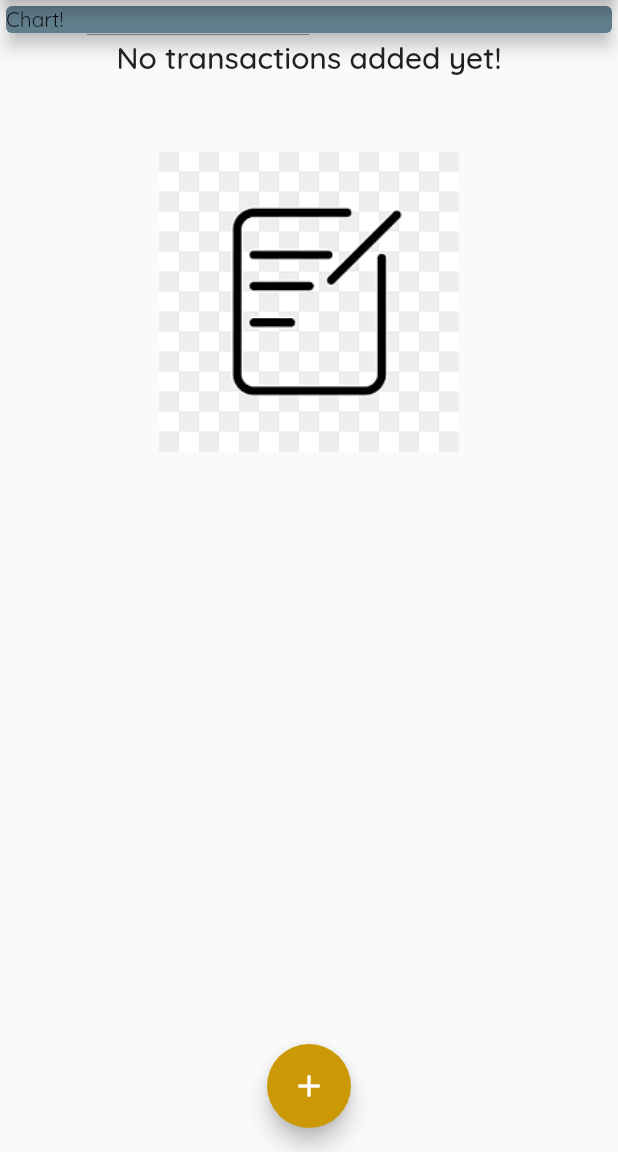
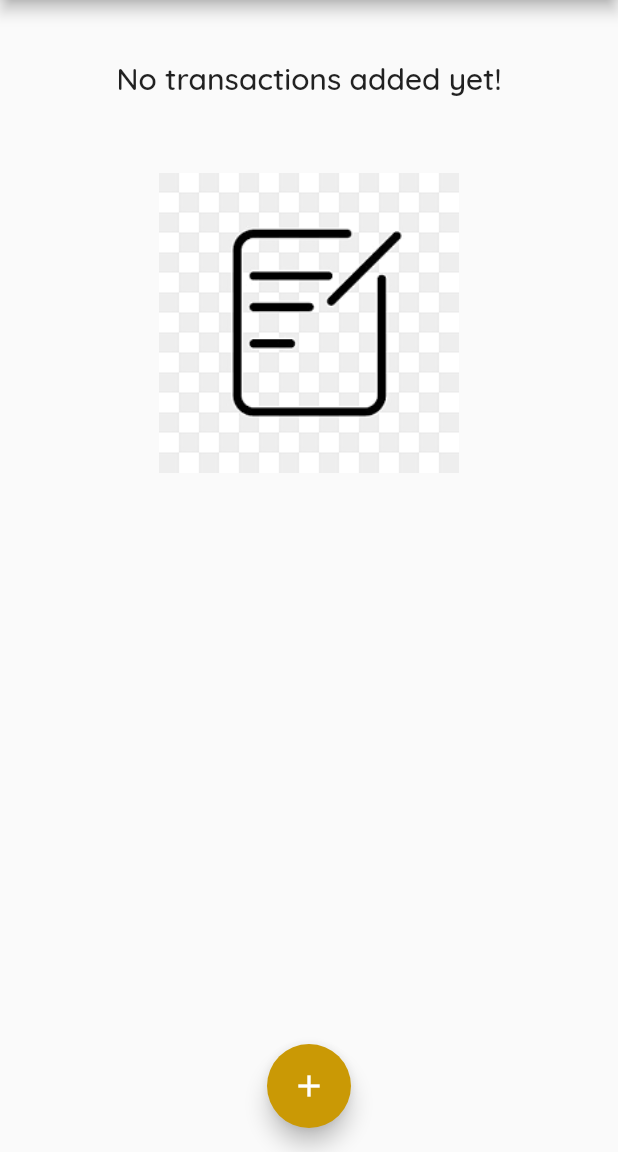
Before and after one commit to j-dolenc/Flutter, a Flutter app: the screen it shows after launch, on a phone screen of 412 x 824 dp, the part 84-1236 px from its top. Run offline on Flutter 3.47's test engine with Material 2 defaults, Android fonts, the phone set to English and light mode, and no system bars; missing offline and left inert: dart:ffi.

Commit message:
chart values

```diff
--- a/expense_planner/lib/main.dart
+++ b/expense_planner/lib/main.dart
@@ -1,8 +1,9 @@
 import 'package:flutter/material.dart';
+import './models/transaction.dart';
 
 import './widgets/new_transaction.dart';
-import './models/transaction.dart';
 import './widgets/transaction_list.dart';
+import './widgets/chart.dart';
 
 void main() => runApp(MyApp());
 
@@ -58,6 +59,12 @@ class _MyHomePageState extends State<MyHomePage> {
     // ),
   ];
 
+  List<Transaction> get _recentTs {
+    return _transactions.where((el) {
+      return el.date.isAfter(DateTime.now().subtract(Duration(days: 7)));
+    }).toList();
+  }
+
   void _addNewTransaction(String title, double amount) {
     final newTs = Transaction(
       id: DateTime.now().toString(),
@@ -91,14 +98,7 @@ class _MyHomePageState extends State<MyHomePage> {
           //mainAxisAlignment: MainAxisAlignment.spaceAround,
           crossAxisAlignment: CrossAxisAlignment.stretch,
           children: [
-            Container(
-              child: Card(
-                color: Colors.blueGrey,
-                child: Text("Chart!"),
-                elevation: 5,
-              ),
-              width: double.infinity,
-            ),
+            Chart(_recentTs),
             TransactionList(_transactions),
           ],
         ),
--- /dev/null
+++ b/expense_planner/lib/widgets/chart.dart
@@ -0,0 +1,39 @@
+import 'package:flutter/material.dart';
+import 'package:intl/intl.dart';
+import '../models/transaction.dart';
+
+class Chart extends StatelessWidget {
+  final List<Transaction> recentTs;
+
+  Chart(this.recentTs);
+
+  List<Map<String, Object>> get groupedTsValues {
+    return List.generate(7, (index) {
+      //index goes 1..7
+      final weekDay = DateTime.now().subtract(
+        Duration(days: index),
+      );
+      double totalSum = 0.0;
+      for (Transaction i in recentTs) {
+        if (i.date.day == weekDay.day &&
+            i.date.month == weekDay.month &&
+            i.date.year == weekDay.year) totalSum += i.amount;
+      }
+      return {
+        'day': DateFormat.E().format(weekDay),
+        'amount': totalSum,
+      };
+    });
+  }
+
+  @override
+  Widget build(BuildContext context) {
+    print(groupedTsValues);
+    return Card(
+        elevation: 6,
+        margin: EdgeInsets.all(20),
+        child: Row(
+          children: [],
+        ));
+  }
+}
```
